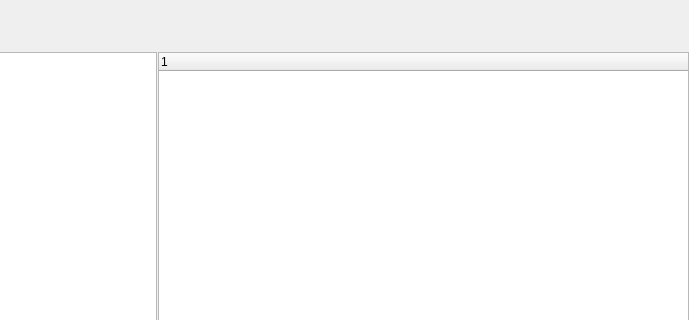
This is src/ElfReader.ui in rhirufxmbcyj/ElfReader as Qt 5 draws it before an edit; both pictures show x 375 to 1064 and y 0 to 320 of the 1064 by 829 pixel window. The edited form follows.
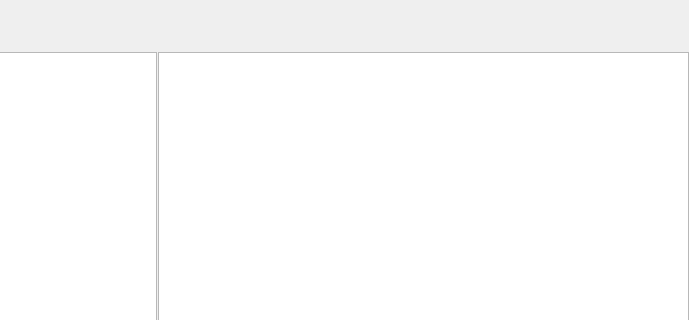
This is the edited form.

Commit message: 修改header tree的信号槽

Patch:
```diff
--- a/src/ElfReader.ui
+++ b/src/ElfReader.ui
@@ -153,6 +153,9 @@
         <property name="acceptDrops">
          <bool>false</bool>
         </property>
+        <attribute name="headerVisible">
+         <bool>false</bool>
+        </attribute>
         <column>
          <property name="text">
           <string notr="true">1</string>
```
Left out of the diff: 2 changed lines with no effect on the pictures. The commit also changes 7 other files.
